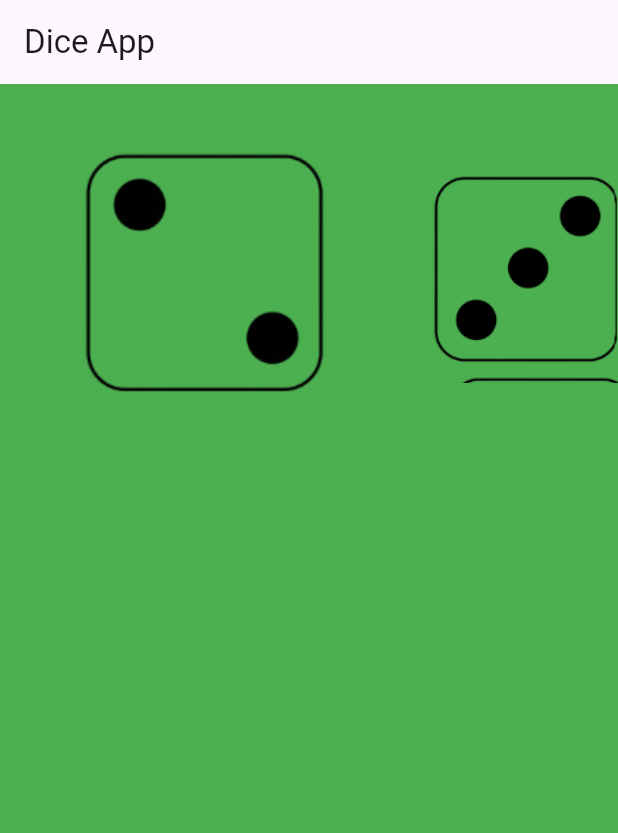
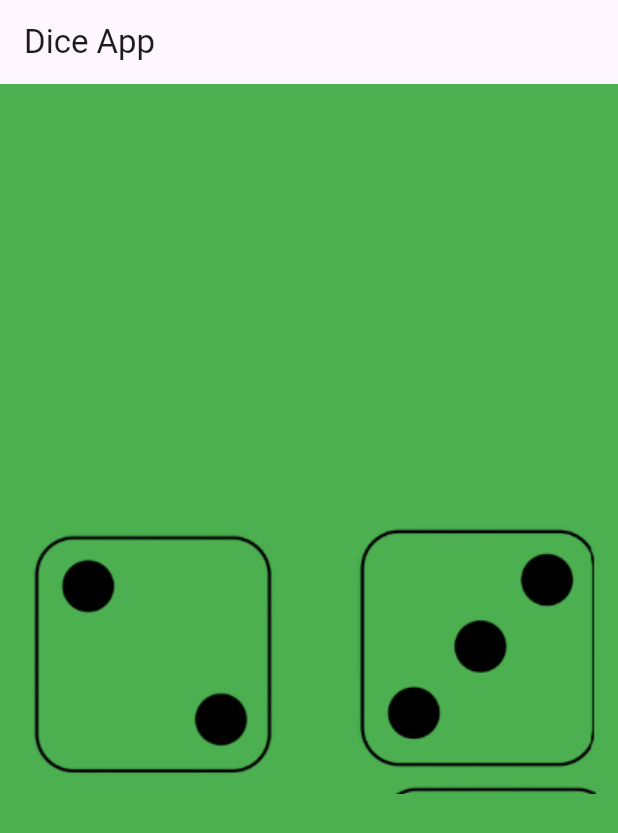
Before and after one commit to tutuldev/flutter-ludu-game-concept, a Flutter app: the screen it shows after launch, on a phone screen of 412 x 824 dp. Shown: the top 833 px of the screen. Run offline on Flutter 3.47's test engine with Material 3 defaults, Android fonts, the phone set to English and light mode, and no system bars.

Commit message:
any elemet to button with inkweel and gusterdector

```diff
--- a/lib/screens/my_home_screen.dart
+++ b/lib/screens/my_home_screen.dart
@@ -16,10 +16,30 @@ class _MyHomePageState extends State<MyHomePage> {
       appBar: AppBar(
         title: const Text("Dice App"),
       ),
-      body: Row(children: [
-        Expanded(flex: 2, child: Image.asset("assets/2.png"),),
-        Expanded(child: Image.asset("assets/3.png"),),
-      ],),
+      body: Center(
+        child: Row(children: [
+          Expanded(
+            child: InkWell(
+              onTap: (){
+                print("INkwell Tapped");
+              },
+              child: Padding(
+              padding: const EdgeInsets.all(8.0),
+              child: Image.asset("assets/2.png"),
+                        ),
+            ),),
+          Expanded(
+            child: GestureDetector(
+              onTap: (){
+                print("GestureDetector Tapped");
+              },
+              child: Padding(
+              padding: const EdgeInsets.all(8.0),
+              child: Image.asset("assets/3.png"),
+                        ),
+            ),),
+        ],),
+      ),
     );
   }
 }
```
